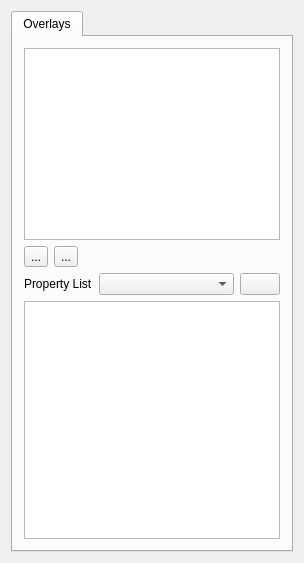
Before: the Qt Designer form Plugins/org.mitk.gui.qt.overlaymanager/src/internal/QmitkOverlayManagerViewControls.ui in MITK/MITK, drawn with Qt 5.
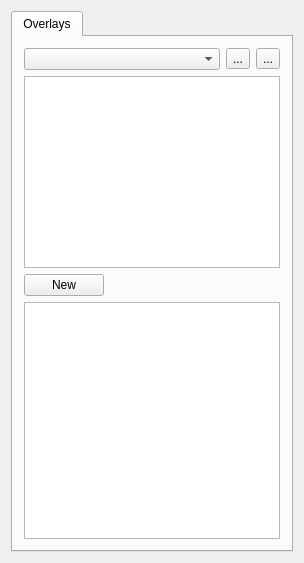
After: the same form once the commit is applied. Icons and pictures are not drawn.

Commit message: redesign plugin to new concept

Patch:
```diff
--- a/Plugins/org.mitk.gui.qt.overlaymanager/src/internal/QmitkOverlayManagerViewControls.ui
+++ b/Plugins/org.mitk.gui.qt.overlaymanager/src/internal/QmitkOverlayManagerViewControls.ui
@@ -30,6 +30,38 @@
        <string>Overlays</string>
       </attribute>
       <layout class="QVBoxLayout" name="verticalLayout_5">
+       <item>
+        <layout class="QHBoxLayout" name="horizontalLayout_2">
+         <property name="topMargin">
+          <number>0</number>
+         </property>
+         <item>
+          <widget class="QComboBox" name="m_RendererCB"/>
+         </item>
+         <item>
+          <widget class="QToolButton" name="m_AddOverlay">
+           <property name="text">
+            <string>...</string>
+           </property>
+           <property name="icon">
+            <iconset resource="../../../org.mitk.gui.qt.ext/resources/org_mitk_icons.qrc">
+             <normaloff>:/org_mitk_icons/icons/tango/scalable/actions/list-add.svg</normaloff>:/org_mitk_icons/icons/tango/scalable/actions/list-add.svg</iconset>
+           </property>
+          </widget>
+         </item>
+         <item>
+          <widget class="QToolButton" name="m_DeleteOverlay">
+           <property name="text">
+            <string>...</string>
+           </property>
+           <property name="icon">
+            <iconset resource="../../../org.mitk.gui.qt.ext/resources/org_mitk_icons.qrc">
+             <normaloff>:/org_mitk_icons/icons/tango/scalable/actions/list-remove.svg</normaloff>:/org_mitk_icons/icons/tango/scalable/actions/list-remove.svg</iconset>
+           </property>
+          </widget>
+         </item>
+        </layout>
+       </item>
        <item>
         <widget class="QListWidget" name="m_OverlayList">
          <property name="sizePolicy">
@@ -55,24 +87,9 @@
           <number>0</number>
          </property>
          <item>
-          <widget class="QToolButton" name="m_AddOverlay">
+          <widget class="QPushButton" name="newButton">
            <property name="text">
-            <string>...</string>
-           </property>
-           <property name="icon">
-            <iconset resource="../../../org.mitk.gui.qt.ext/resources/org_mitk_icons.qrc">
-             <normaloff>:/org_mitk_icons/icons/tango/scalable/actions/list-add.svg</normaloff>:/org_mitk_icons/icons/tango/scalable/actions/list-add.svg</iconset>
-           </property>
-          </widget>
-         </item>
-         <item>
-          <widget class="QToolButton" name="m_DeleteOverlay">
-           <property name="text">
-            <string>...</string>
-           </property>
-           <property name="icon">
-            <iconset resource="../../../org.mitk.gui.qt.ext/resources/org_mitk_icons.qrc">
-             <normaloff>:/org_mitk_icons/icons/tango/scalable/actions/list-remove.svg</normaloff>:/org_mitk_icons/icons/tango/scalable/actions/list-remove.svg</iconset>
+            <string>New</string>
            </property>
           </widget>
          </item>
@@ -91,59 +108,6 @@
          </item>
         </layout>
        </item>
-       <item>
-        <layout class="QHBoxLayout" name="horizontalLayout_2">
-         <property name="topMargin">
-          <number>0</number>
-         </property>
-         <item>
-          <widget class="QLabel" name="propertyListLabel">
-           <property name="sizePolicy">
-            <sizepolicy hsizetype="Maximum" vsizetype="Preferred">
-             <horstretch>0</horstretch>
-             <verstretch>0</verstretch>
-            </sizepolicy>
-           </property>
-           <property name="text">
-            <string>Property List</string>
-           </property>
-          </widget>
-         </item>
-         <item>
-          <widget class="QComboBox" name="propertyListComboBox">
-           <property name="sizePolicy">
-            <sizepolicy hsizetype="Expanding" vsizetype="Fixed">
-             <horstretch>0</horstretch>
-             <verstretch>0</verstretch>
-            </sizepolicy>
-           </property>
-          </widget>
-         </item>
-         <item>
-          <widget class="QPushButton" name="newButton">
-           <property name="toolTip">
-            <string>Add new property</string>
-           </property>
-           <property name="text">
-            <string/>
-           </property>
-           <property name="icon">
-            <iconset resource="../../resources/Properties.qrc">
-             <normaloff>:/Properties/new.png</normaloff>:/Properties/new.png</iconset>
-           </property>
-           <property name="iconSize">
-            <size>
-             <width>16</width>
-             <height>16</height>
-            </size>
-           </property>
-           <property name="flat">
-            <bool>false</bool>
-           </property>
-          </widget>
-         </item>
-        </layout>
-       </item>
        <item>
         <layout class="QVBoxLayout" name="verticalLayout_4">
          <item>
```
Left out of the diff: 1 changed line with no effect on the pictures. The commit also changes 2 other files.
